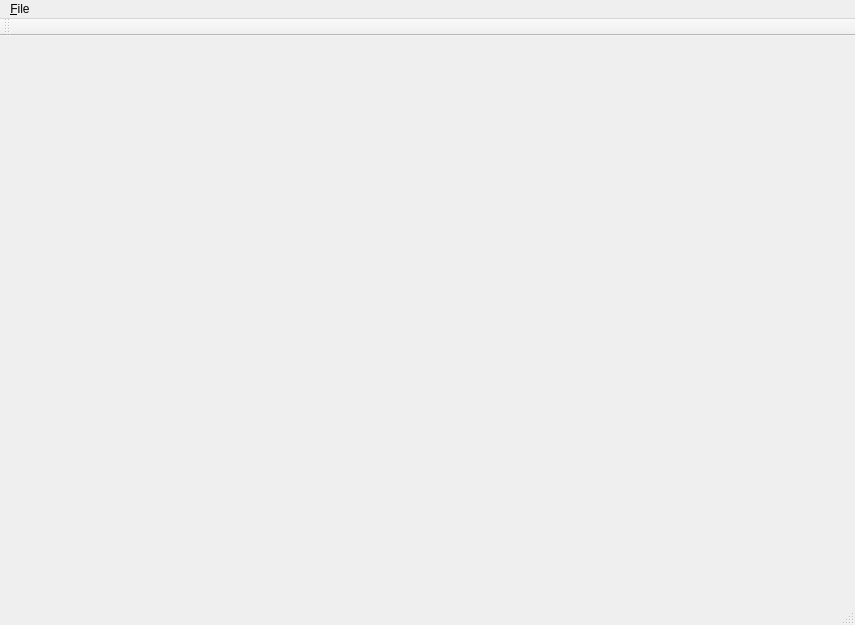
domi4484/energia, file MainWindow.ui: the form before one commit.
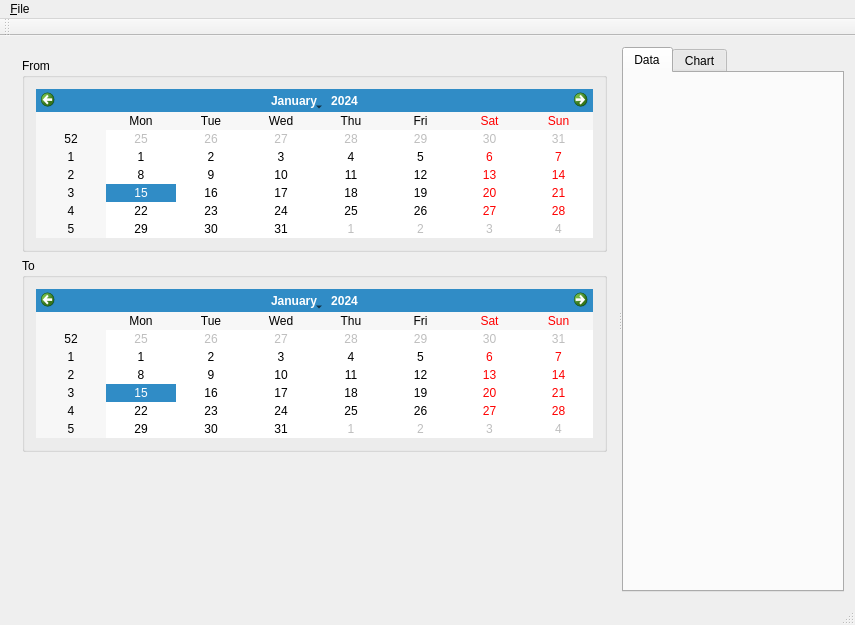
The form after the commit.

```diff
--- a/MainWindow.ui
+++ b/MainWindow.ui
@@ -13,7 +13,79 @@
   <property name="windowTitle">
    <string>Energia</string>
   </property>
-  <widget class="QWidget" name="centralWidget"/>
+  <widget class="QWidget" name="centralWidget">
+   <layout class="QGridLayout" name="gridLayout_4">
+    <item row="0" column="0">
+     <widget class="QSplitter" name="m_QSplitter">
+      <property name="orientation">
+       <enum>Qt::Horizontal</enum>
+      </property>
+      <widget class="QWidget" name="gridLayoutWidget">
+       <layout class="QGridLayout" name="gridLayout">
+        <item row="1" column="0">
+         <widget class="QGroupBox" name="groupBox_2">
+          <property name="title">
+           <string>To</string>
+          </property>
+          <property name="flat">
+           <bool>true</bool>
+          </property>
+          <layout class="QGridLayout" name="gridLayout_3">
+           <item row="0" column="0">
+            <widget class="QCalendarWidget" name="m_QCalendarWidget_To"/>
+           </item>
+          </layout>
+         </widget>
+        </item>
+        <item row="0" column="0">
+         <widget class="QGroupBox" name="m_QGroupBox_From">
+          <property name="title">
+           <string>From</string>
+          </property>
+          <property name="flat">
+           <bool>true</bool>
+          </property>
+          <layout class="QGridLayout" name="gridLayout_2">
+           <item row="0" column="0">
+            <widget class="QCalendarWidget" name="m_QCalendarWidget_From"/>
+           </item>
+          </layout>
+         </widget>
+        </item>
+        <item row="2" column="0">
+         <spacer name="verticalSpacer">
+          <property name="orientation">
+           <enum>Qt::Vertical</enum>
+          </property>
+          <property name="sizeHint" stdset="0">
+           <size>
+            <width>20</width>
+            <height>40</height>
+           </size>
+          </property>
+         </spacer>
+        </item>
+       </layout>
+      </widget>
+      <widget class="QTabWidget" name="m_QTabWidget_Main">
+       <property name="currentIndex">
+        <number>0</number>
+       </property>
+       <widget class="QWidget" name="Data">
+        <attribute name="title">
+         <string>Data</string>
+        </attribute>
+       </widget>
+       <widget class="QWidget" name="Chart">
+        <attribute name="title">
+         <string>Chart</string>
+        </attribute>
+       </widget>
+      </widget>
+     </widget>
+    </item>
+   </layout>
+  </widget>
   <widget class="QMenuBar" name="menuBar">
    <property name="geometry">
     <rect>
```
Left out of the diff: 2 changed lines with no effect on the pictures.
